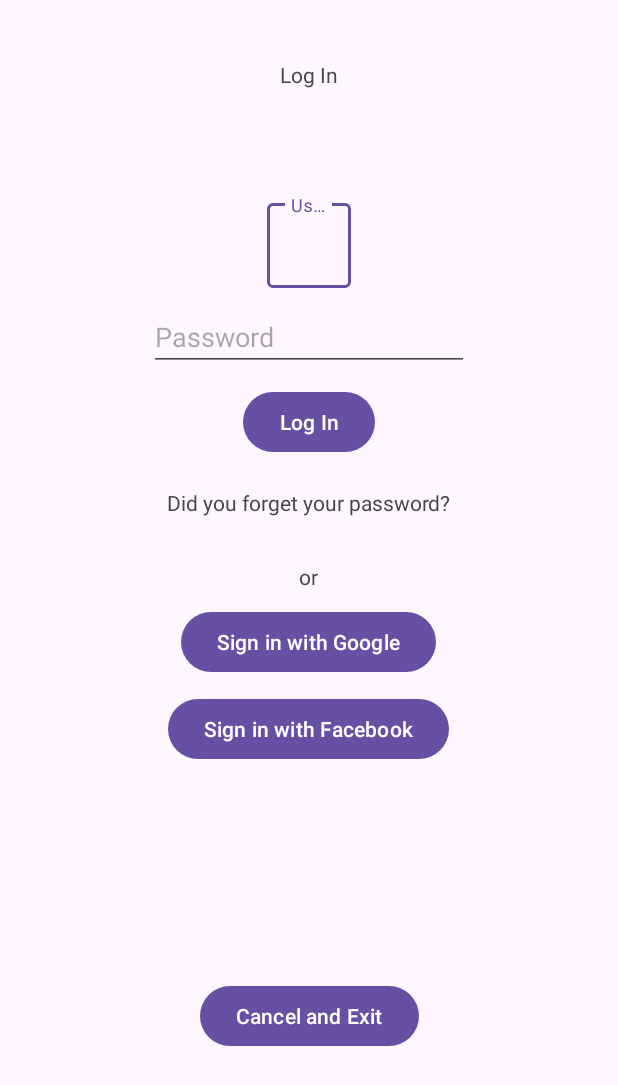
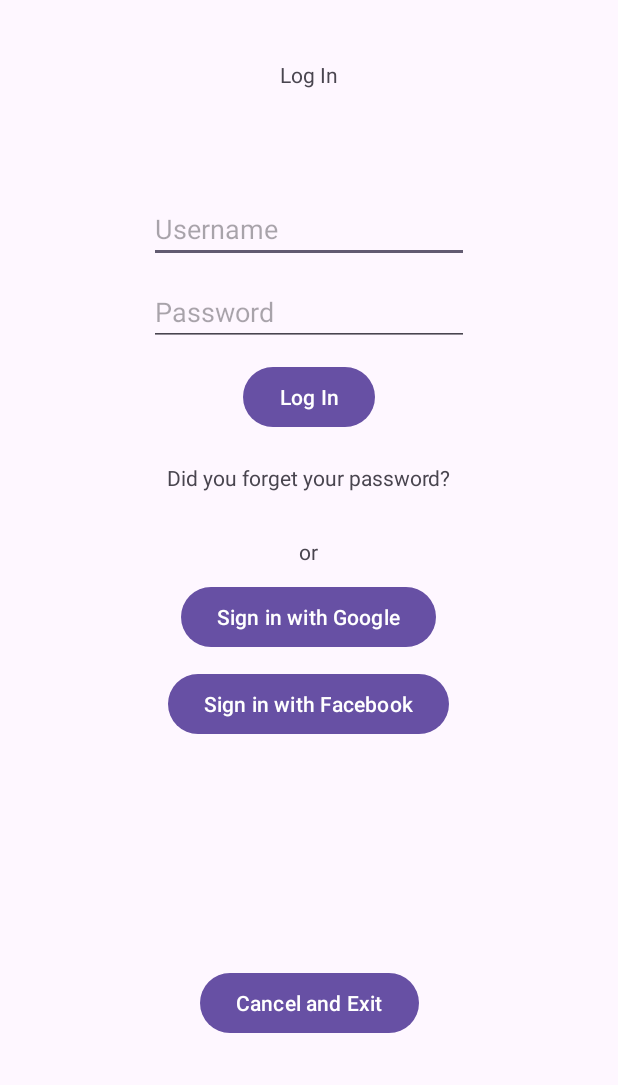
Before and after one commit to PolVillar/Proyecto_JNP_2, an Android app: the screen it shows after launch (LogInForm_Screen), after a tap on "Prueba de logIn", on a phone screen of 412 x 824 dp. Shown: the top 1085 px of the screen. Run offline under Robolectric (Android 15) with nearby library versions, the phone set to English and light mode, and no system bars; our stand-ins replace Volley.

Commit message:
commit pol jvt 29/05/2024

```diff
--- a/app/build.gradle
+++ b/app/build.gradle
@@ -8,7 +8,7 @@ android {
 
     defaultConfig {
         applicationId "com.example.proyecto_jnp"
-        minSdk 30
+        minSdk 24
         targetSdk 33
         versionCode 1
         versionName "1.0"
--- a/app/src/main/AndroidManifest.xml
+++ b/app/src/main/AndroidManifest.xml
@@ -16,6 +16,12 @@
         tools:targetApi="31">
         <activity
             android:name=".MenuUser_Test"
+            android:exported="false" />
+        <activity
+            android:name=".UserProfile_Class"
+            android:exported="false" />
+        <activity
+            android:name=".GeneralClosetSuitcase"
             android:exported="false" />
         <activity
             android:name=".MainMenu_Screen"
--- a/app/src/main/java/com/example/proyecto_jnp/LogInForm_Screen.java
+++ b/app/src/main/java/com/example/proyecto_jnp/LogInForm_Screen.java
@@ -43,6 +43,7 @@ import javax.net.ssl.TrustManager;
 import javax.net.ssl.TrustManagerFactory;
 import javax.net.ssl.X509TrustManager;
 
+import model.ConnectionConfig;
 import model.User;
 import model.UserJwtInMemory;
 
@@ -74,7 +75,7 @@ public class LogInForm_Screen extends AppCompatActivity {
                     check=false;
                 }
                 if (check) {
-                    authenticateUser(username.getText().toString().trim(), password.getText().toString().trim());
+                    authenticateToken(username.getText().toString().trim(), password.getText().toString().trim());
                 }
                 else{
                     check=true;
@@ -118,7 +119,7 @@ public class LogInForm_Screen extends AppCompatActivity {
 
     private void authenticateToken(final String username, final String password){
         RequestQueue queue = Volley.newRequestQueue(this);
-        String url = "https://192.168.8.145:8443/auth/login";
+        String url = ConnectionConfig.getIp()+"/auth/login";
         JSONObject jsonBody = new JSONObject();
         try {
             jsonBody.put("username", username);
@@ -165,62 +166,10 @@ public class LogInForm_Screen extends AppCompatActivity {
 
 
     private void authenticateUser(final String username, String token){
-
-        //IMPORTANTE
-
-        /*import com.android.volley.Request;
-import com.android.volley.RequestQueue;
-import com.android.volley.Response;
-import com.android.volley.VolleyError;
-import com.android.volley.toolbox.JsonObjectRequest;
-import com.android.volley.toolbox.Volley;
-
-import org.json.JSONObject;
-
-public void sendRequestWithToken(String url, JSONObject requestBody) {
-    RequestQueue requestQueue = Volley.newRequestQueue(this);
-
-    // Supongamos que el token está guardado en SharedPreferences
-    SharedPreferences sharedPreferences = getSharedPreferences("MyPrefs", MODE_PRIVATE);
-    String token = sharedPreferences.getString("auth_token", "");
-
-    JsonObjectRequest jsonObjectRequest = new JsonObjectRequest(
-            Request.Method.POST,
-            url,
-            requestBody,
-            new Response.Listener<JSONObject>() {
-                @Override
-                public void onResponse(JSONObject response) {
-                    // Manejar la respuesta
-                }
-            },
-            new Response.ErrorListener() {
-                @Override
-                public void onErrorResponse(VolleyError error) {
-                    // Manejar el error
-                }
-            }
-    ) {
-        @Override
-        public Map<String, String> getHeaders() {
-            Map<String, String> headers = new HashMap<>();
-            headers.put("Content-Type", "application/json");
-            headers.put("Authorization", "Bearer " + token);
-            return headers;
-        }
-    };
-
-    // Agregar la solicitud a la cola
-    requestQueue.add(jsonObjectRequest);
-}
-*/
-
-
-
         //RequestQueue queue = CustomVolley.newRequestQueue(this);
         RequestQueue queue = Volley.newRequestQueue(this);
         //, new HurlStack(null, newSSLSocketFactory())
-        String url = "https://192.168.8.145:8443/users/get/by/username";
+        String url = ConnectionConfig.getIp()+ "/users/get/by/username/"+username;
 
         JSONObject jsonBody = new JSONObject();
         try {
@@ -230,7 +179,7 @@ public void sendRequestWithToken(String url, JSONObject requestBody) {
         }
 
 
-        JsonObjectRequest jsonObjectRequest = new JsonObjectRequest(Request.Method.POST, url, jsonBody,
+        JsonObjectRequest jsonObjectRequest = new JsonObjectRequest(Request.Method.GET, url, jsonBody,
                 new Response.Listener<JSONObject>() {
                     @Override
                     public void onResponse(JSONObject response) {
@@ -240,12 +189,12 @@ public void sendRequestWithToken(String url, JSONObject requestBody) {
                             String mailJSON = response.getString("mail");
                             String phoneJSON = response.getString("phone");
                             String fullNameJSON = response.getString("fullName");
-                            //Birthdate
+                            String birthdateJSON = response.getString("birthDate");
                             String profilePictureJSON = response.getString("profilePicture");
                             //Containers
 
                             byte[] byteArray = Base64.decode(profilePictureJSON, Base64.DEFAULT);
-                            User user = new User(usernameJSON,passwordJSON,mailJSON,phoneJSON,fullNameJSON,null,byteArray,null);
+                            User user = new User(usernameJSON,passwordJSON,mailJSON,phoneJSON,fullNameJSON,birthdateJSON,byteArray,null);
                             userInMemory.setUser(user);
 
                             Intent intent = new Intent(LogInForm_Screen.this, MainMenu_Screen.class);
--- a/app/src/main/java/com/example/proyecto_jnp/MainActivity.java
+++ b/app/src/main/java/com/example/proyecto_jnp/MainActivity.java
@@ -9,7 +9,7 @@ import android.widget.Button;
 
 public class MainActivity extends AppCompatActivity {
 
-    private Button pruebaLogIn, pruebaRegister,pruebaloginForm,pruebaMenu;
+    private Button pruebaLogIn, pruebaRegister,pruebaloginForm,pruebaMenu,pruebaSuitcase;
 
     @Override
     protected void onCreate(Bundle savedInstanceState) {
@@ -37,6 +37,12 @@ public class MainActivity extends AppCompatActivity {
             @Override
             public void onClick(View view) {abrirMenu();}
         });
+        pruebaSuitcase.setOnClickListener(new View.OnClickListener() {
+            @Override
+            public void onClick(View view) {
+                abrirSuitcase();
+            }
+        });
     }
 
     private void abrirLogIn() {
@@ -55,11 +61,16 @@ public class MainActivity extends AppCompatActivity {
         Intent intent = new Intent(this, MainMenu_Screen.class);
         startActivity(intent);
     }
+    private void abrirSuitcase(){
+        Intent intent = new Intent(this, GeneralClosetSuitcase.class);
+        startActivity(intent);
+    }
     private void carga(){
         pruebaLogIn = findViewById(R.id.pruebamain);
         pruebaRegister = findViewById(R.id.pruebaregister);
         pruebaloginForm = findViewById(R.id.pruebaloginform);
         pruebaMenu = findViewById(R.id.pruebamenu2);
+        pruebaSuitcase = findViewById(R.id.suitcase_trial);
     }
 
 }
--- a/app/src/main/java/com/example/proyecto_jnp/RegisterForm_Screen.java
+++ b/app/src/main/java/com/example/proyecto_jnp/RegisterForm_Screen.java
@@ -47,6 +47,7 @@ import javax.net.ssl.SSLSession;
 import javax.net.ssl.TrustManager;
 import javax.net.ssl.X509TrustManager;
 
+import model.ConnectionConfig;
 import model.User;
 import model.UserJwtInMemory;
 
@@ -154,7 +155,7 @@ public class RegisterForm_Screen extends AppCompatActivity {
     }
     private void registerUser(final String username, final String password, final String mail, final String phone, final String fullname, final Date birthdate, final String profilePicture){
         RequestQueue queue = Volley.newRequestQueue(this);
-        String url = "https://192.168.8.145:8443/auth/signup";
+        String url = ConnectionConfig.getIp()+"/auth/signup";
 
         SimpleDateFormat dateFormat = new SimpleDateFormat("dd/MM/yyyy");
         String birthdateValFormatted = dateFormat.format(birthdate);
--- a/app/src/main/java/com/example/proyecto_jnp/RecyclerViewAdapter.java
+++ b/app/src/main/java/model/RecyclerViewAdapter.java
@@ -1,4 +1,4 @@
-package com.example.proyecto_jnp;
+package model;
 
 import android.content.Context;
 import android.graphics.drawable.Drawable;
@@ -10,6 +10,8 @@ import android.widget.TextView;
 
 import androidx.annotation.NonNull;
 import androidx.recyclerview.widget.RecyclerView;
+
+import com.example.proyecto_jnp.R;
 
 import java.text.SimpleDateFormat;
 import java.util.Date;
--- a/app/src/main/res/layout/activity_log_in_form_screen.xml
+++ b/app/src/main/res/layout/activity_log_in_form_screen.xml
@@ -25,24 +25,14 @@
             android:orientation="vertical"
             android:padding="20dp">
 
-            <com.google.android.material.textfield.TextInputLayout
-                android:layout_width="wrap_content"
-                android:layout_height="wrap_content">
 
-                <com.google.android.material.textfield.TextInputEditText
-                    android:layout_width="wrap_content"
-                    android:layout_height="wrap_content"
-                    android:ems="10"
-                    android:hint="@string/username" />
-            </com.google.android.material.textfield.TextInputLayout>
-
-          <!--  <EditText
+            <EditText
                 android:id="@+id/username_et"
                 android:layout_width="wrap_content"
                 android:layout_height="wrap_content"
                 android:ems="10"
                 android:hint="@string/username"
-                android:inputType="text" />-->
+                android:inputType="text" />
 
             <EditText
                 android:id="@+id/password_et"
--- a/app/src/main/res/layout/activity_register_form_screen.xml
+++ b/app/src/main/res/layout/activity_register_form_screen.xml
@@ -116,18 +116,20 @@
 
                 <EditText
                     android:id="@+id/phone_et"
-                    android:layout_width="198dp"
+                    android:layout_width="0dp"
                     android:layout_height="wrap_content"
                     android:layout_margin="5dp"
+                    android:layout_weight="1"
                     android:ems="10"
                     android:hint="@string/phone"
                     android:inputType="text"
                     android:textSize="16sp" />
                 <EditText
                     android:id="@+id/bday_et"
-                    android:layout_width="match_parent"
+                    android:layout_width="0dp"
                     android:layout_height="wrap_content"
                     android:layout_margin="5dp"
+                    android:layout_weight="1"
                     android:ems="10"
                     android:inputType="date"
                     android:focusable="false"
```
Also changed, not shown: app/src/main/java/com/example/proyecto_jnp/Clothes.java (+0 -71 lines), app/src/main/java/com/example/proyecto_jnp/GeneralClosetSuitcase.java (added, +69 -0 lines), app/src/main/java/model/ConnectionConfig.java (added, +9 -0 lines), app/src/main/java/model/Suitcase.java (renamed from app/src/main/java/com/example/proyecto_jnp/Suitcase.java, +6 -2 lines), app/src/main/res/layout/activity_main.xml (+17 -5 lines), app/src/main/res/layout/activity_suitcase.xml (+34 -5 lines), app/src/main/res/layout/image_recycle_view.xml (+7 -5 lines), app/src/main/res/layout/item_layout.xml (deleted, +0 -33 lines).
